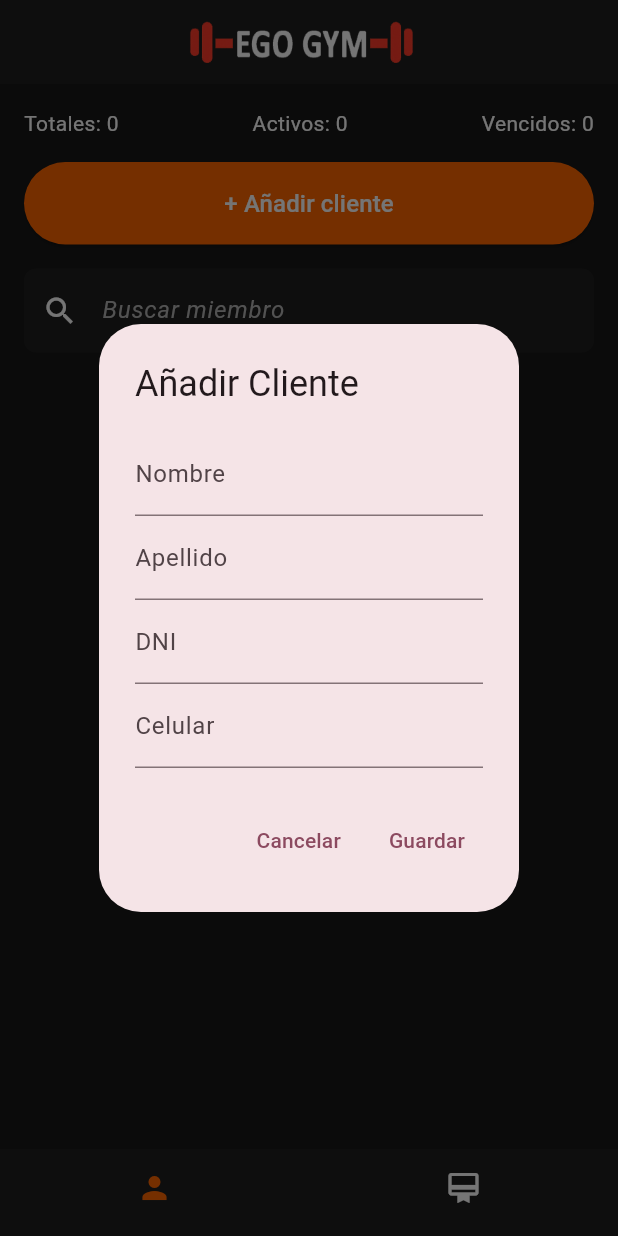
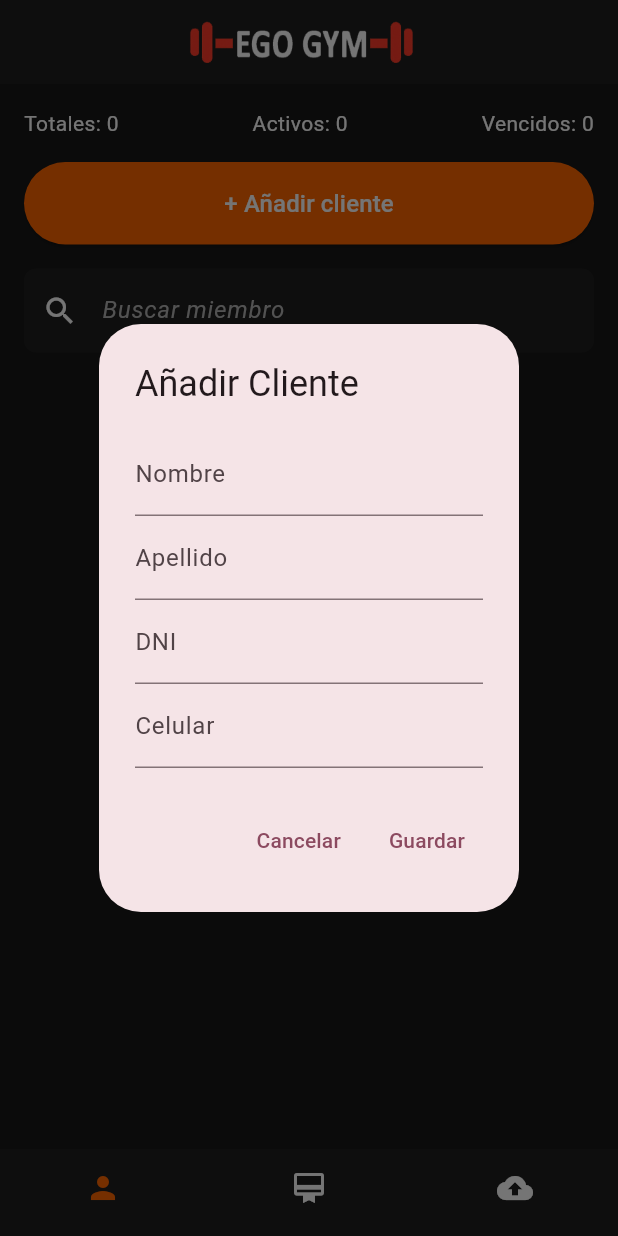
Before and after one commit to ezerutp/ego, a Flutter app: the screen it shows after launch, after a tap on "+ Añadir cliente", on a phone screen of 412 x 824 dp. Run offline on Flutter 3.47's test engine with Material 3 defaults, Android fonts, the phone set to English and light mode, and no system bars; our stand-ins replace csv, permission_handler, sqflite; accounts and stored records are empty.

Commit message:
Se ha implementado funcionalidad de backup en CSV
- Se han agregado las dependencias path_provider, csv y permission_handler en pubspec.yaml
- Se ha creado la clase Backup para exportar datos de clientes y membresías a archivos CSV
- Se han solicitado los permisos necesarios y se han guardado los archivos en "Documents/BackupAppEgo"
- Se han mostrado diálogos para notificar el éxito o error del proceso de backup
- Se ha eliminado el método duplicado `formatearFecha` en utils.dart
- Se ha utilizado StatefulBuilder en add_membership para actualizar solo el dropdown sin redibujar toda la pantalla
- Se ha agregado un botón "Backup" en la barra de navegación inferior (button_navigation)
- Se ha mostrado un mensaje personalizado si la membresía vence hoy en membership_page_content
- Se han declarado los permisos requeridos en AndroidManifest.xml para el manejo del almacenamiento externo

```diff
--- a/lib/pages/home_page.dart
+++ b/lib/pages/home_page.dart
@@ -3,6 +3,7 @@ import 'package:ego/models/cliente.dart';
 import 'package:ego/models/cliente_stats.dart';
 import 'package:ego/models/membresia_stats.dart';
 import 'package:ego/repository/stats_repository.dart';
+import 'package:ego/utils/backup.dart';
 import 'package:ego/utils/utils.dart';
 import 'package:ego/widgets/add_cliente.dart';
 import 'package:ego/widgets/add_membership.dart';
@@ -210,6 +211,26 @@ class MyHomePageState extends State<MyHomePage> {
         _confirmarActualizarMembresia,
       ),
 
+      // Vista Backup
+      Center(
+        child: Column(
+          mainAxisAlignment: MainAxisAlignment.center,
+          children: [
+            const Text(
+              'Backup',
+              style: TextStyle(color: Colors.white, fontSize: 24),
+            ),
+            const SizedBox(height: 20),
+            ElevatedButton(
+              onPressed: () {
+                Backup.createBackup(context);
+              },
+              child: const Text('Crear Backup'),
+            ),
+          ],
+        ),
+      ),
+
       // Vista Notificaciones
       const Center(
         child: Text(
--- a/lib/utils/utils.dart
+++ b/lib/utils/utils.dart
@@ -253,11 +253,6 @@ class Utils {
     );
   }
 
-  /// Alias para formatDate en español
-  static String formatearFecha(DateTime fecha) {
-    return formatDate(fecha);
-  }
-
   /// Método para sumar meses a una fecha
   static DateTime sumarMeses(DateTime fecha, int cantidadMeses) {
     int nuevoMes = fecha.month + cantidadMeses;
--- a/lib/widgets/button_navigation.dart
+++ b/lib/widgets/button_navigation.dart
@@ -27,10 +27,8 @@ class CustomBottomNavigationBar extends StatelessWidget {
           icon: Icon(Icons.card_membership),
           label: 'Membresías',
         ),
-        /* BottomNavigationBarItem(
-          icon: Icon(Icons.notifications),
-          label: 'Notificaciones',
-        ),
+        BottomNavigationBarItem(icon: Icon(Icons.backup), label: 'Backup'),
+        /*
         BottomNavigationBarItem(
           icon: Icon(Icons.settings),
           label: 'Configuración',
--- a/pubspec.yaml
+++ b/pubspec.yaml
@@ -37,6 +37,9 @@ dependencies:
   sqflite: ^2.3.0
   intl: ^0.19.0
   path: ^1.8.3
+  path_provider: ^2.1.1
+  csv: ^6.0.0
+  permission_handler: ^11.3.1
 
 dev_dependencies:
   flutter_test:
```
Also changed, not shown: lib/utils/backup.dart (added, +130 -0 lines), lib/widgets/add_membership.dart (+7 -3 lines), lib/widgets/membership_page_content.dart (+9 -1 lines), pubspec.lock, 4 other files.
